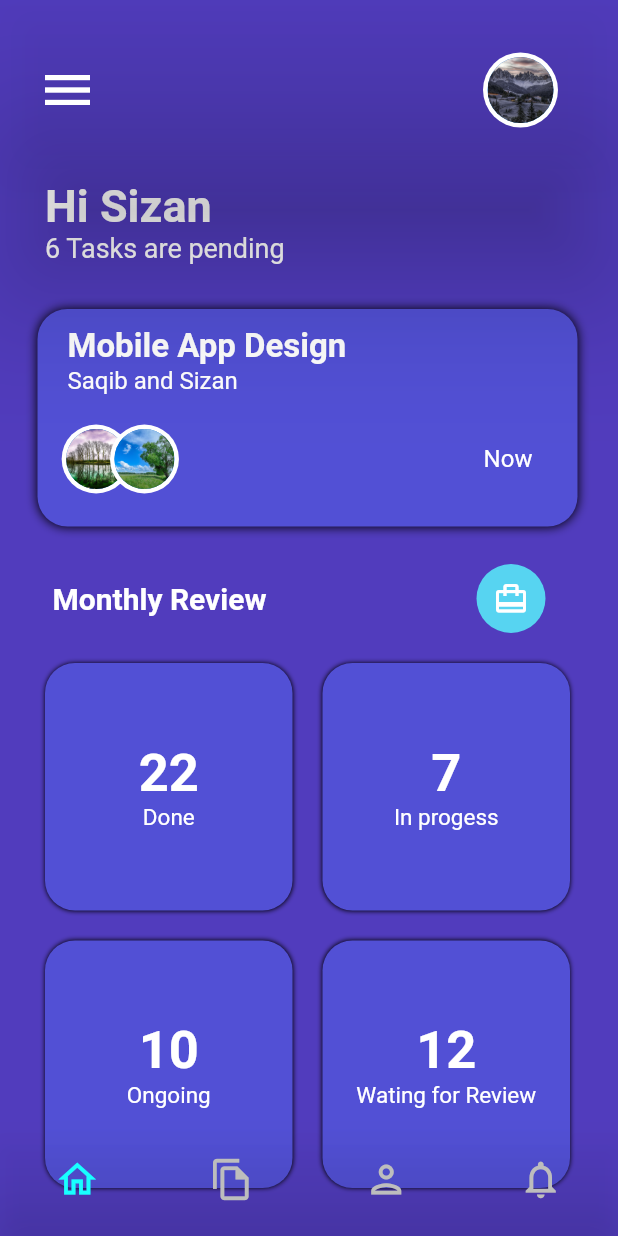
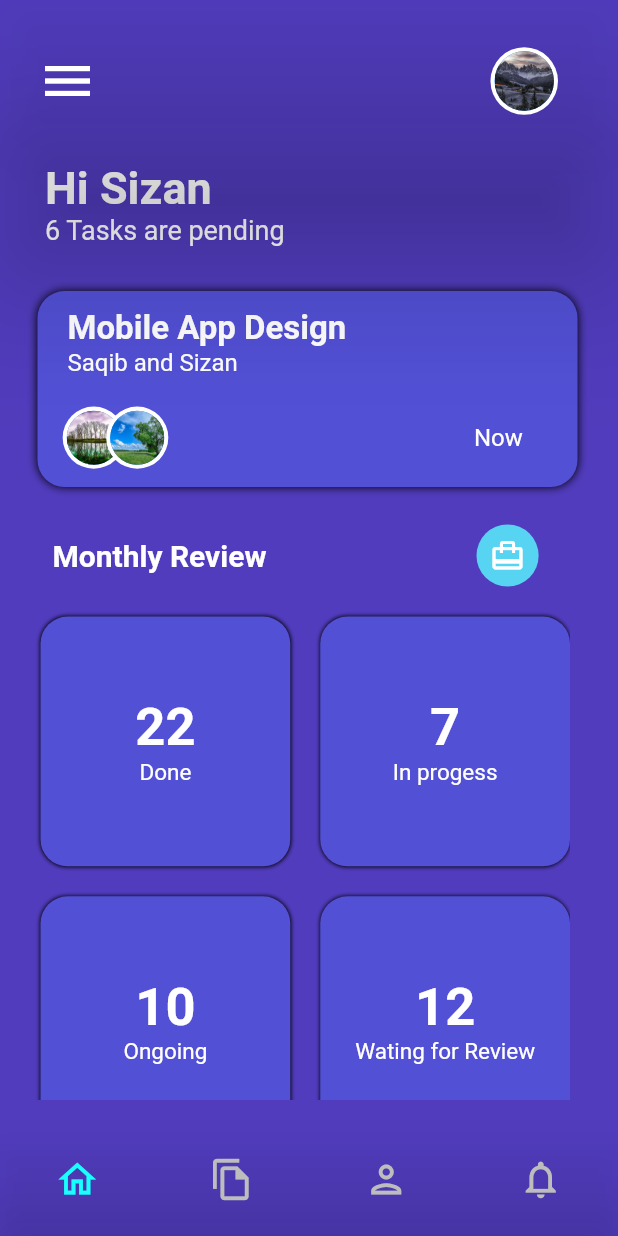
Before and after one commit to Saqib-Sizan-Khan/Flutter_repo, a Flutter app: the DemoUI screen opened directly, on a phone screen of 412 x 824 dp. Run offline on Flutter 3.47's test engine with Material 2 defaults, Android fonts, the phone set to English and light mode, and no system bars; our stand-ins replace floating_bottom_navigation_bar, flutter_screenutil, font_awesome_flutter, percent_indicator.

Commit message:
Responsive UI added

```diff
--- a/flutter_UI_design/lib/UI_Design/demoUI.dart
+++ b/flutter_UI_design/lib/UI_Design/demoUI.dart
@@ -1,4 +1,5 @@
 import 'package:flutter/material.dart';
+import 'package:flutter_screenutil/flutter_screenutil.dart';
 
 class DemoUI extends StatelessWidget {
   const DemoUI({Key? key}) : super(key: key);
@@ -13,30 +14,32 @@ class DemoUI extends StatelessWidget {
     var arDate = [22, 7, 10, 12];
     var arStatus = ['Done', 'In progess', 'Ongoing', 'Wating for Review'];
 
+    ScreenUtil.init(context, designSize: const Size(412, 915));
+
     return Scaffold(
       backgroundColor: Color(0xff513CBD),
       appBar: AppBar(
-        toolbarHeight: 120,
+        toolbarHeight: 120.h,
         elevation: 40,
         backgroundColor: Colors.transparent,
         leading: Padding(
           padding: const EdgeInsets.only(left: 25),
           child: Icon(
             Icons.menu_sharp,
-            size: 40,
+            size: 40.sp,
           ),
         ),
         actions: [
           CircleAvatar(
-            radius: 25,
+            radius: 25.r,
             backgroundColor: Colors.white,
             child: CircleAvatar(
-              radius: 22,
+              radius: 22.r,
               backgroundImage: AssetImage('assets/images/25.jpg'),
             ),
           ),
           SizedBox(
-            width: 40,
+            width: 40.w,
           )
         ],
       ),
@@ -48,7 +51,7 @@ class DemoUI extends StatelessWidget {
             child: Text(
               'Hi Sizan',
               style: TextStyle(
-                  fontSize: 30,
+                  fontSize: 30.sp,
                   fontWeight: FontWeight.bold,
                   color: Colors.white),
             ),
@@ -57,19 +60,19 @@ class DemoUI extends StatelessWidget {
             padding: const EdgeInsets.only(left: 30),
             child: Text(
               '6 Tasks are pending',
-              style: TextStyle(fontSize: 18, color: Colors.white),
+              style: TextStyle(fontSize: 18.sp, color: Colors.white),
             ),
           ),
 
           //task pending box
           Container(
             margin: EdgeInsets.only(left: 25, top: 30),
-            height: 145,
-            width: 360,
+            height: 145.h,
+            width: 360.w,
             decoration: BoxDecoration(
                 color: Color(0xff5250D5),
-                borderRadius: BorderRadius.circular(20),
-                boxShadow: [BoxShadow(blurRadius: 5)]),
+                borderRadius: BorderRadius.circular(20.r),
+                boxShadow: [BoxShadow(blurRadius: 5.r)]),
             child: Column(
               crossAxisAlignment: CrossAxisAlignment.start,
               children: [
@@ -78,7 +81,7 @@ class DemoUI extends StatelessWidget {
                   child: Text(
                     'Mobile App Design',
                     style: TextStyle(
-                        fontSize: 22,
+                        fontSize: 22.sp,
                         fontWeight: FontWeight.bold,
                         color: Colors.white),
                   ),
@@ -87,7 +90,7 @@ class DemoUI extends StatelessWidget {
                   padding: const EdgeInsets.only(left: 20),
                   child: Text(
                     'Saqib and Sizan',
-                    style: TextStyle(fontSize: 16, color: Colors.white),
+                    style: TextStyle(fontSize: 16.sp, color: Colors.white),
                   ),
                 ),
                 Padding(
@@ -98,20 +101,20 @@ class DemoUI extends StatelessWidget {
                         Align(
                           widthFactor: 0.7,
                           child: CircleAvatar(
-                            radius: 23,
+                            radius: 23.r,
                             backgroundColor: Colors.white,
                             child: CircleAvatar(
-                              radius: 20,
+                              radius: 20.r,
                               backgroundImage: arImage[i],
                             ),
                           ),
                         ),
                       SizedBox(
-                        width: 210,
+                        width: 210.w
                       ),
                       Text(
                         'Now',
-                        style: TextStyle(fontSize: 16, color: Colors.white),
+                        style: TextStyle(fontSize: 16.sp, color: Colors.white),
                       )
                     ],
                   ),
@@ -129,18 +132,18 @@ class DemoUI extends StatelessWidget {
                   'Monthly Review',
                   style: TextStyle(
                       fontWeight: FontWeight.bold,
-                      fontSize: 20,
+                      fontSize: 20.sp,
                       color: Colors.white),
                 ),
               ),
               SizedBox(
-                width: 140,
+                width: 140.w,
               ),
               Padding(
                 padding: const EdgeInsets.only(top: 25),
                 child: CircleAvatar(
                   backgroundColor: Color(0xff57D4F1),
-                  radius: 23,
+                  radius: 23.r,
                   child: Icon(
                     Icons.card_travel_outlined,
                     color: Colors.white,
@@ -152,35 +155,35 @@ class DemoUI extends StatelessWidget {
 
           //Tasks Grid
           Container(
-            height: 380,
-            width: 380,
+            height: 380.h,
+            width: 380.w,
             child: GridView.builder(
                 itemCount: arDate.length,
-                padding: EdgeInsets.only(left: 30, top: 20),
+                padding: EdgeInsets.only(left: 30.h, top: 20.w),
                 gridDelegate: SliverGridDelegateWithFixedCrossAxisCount(
                   crossAxisCount: 2,
                   crossAxisSpacing: 20,
-                  mainAxisSpacing: 20,
+                  mainAxisSpacing: 20
                 ),
                 itemBuilder: (context, index) {
                   return Container(
                     decoration: BoxDecoration(
                         color: Color(0xff5250D5),
-                        borderRadius: BorderRadius.circular(20),
-                        boxShadow: [BoxShadow(blurRadius: 2)]),
+                        borderRadius: BorderRadius.circular(20.r),
+                        boxShadow: [BoxShadow(blurRadius: 2.r)]),
                     child: Column(
                       mainAxisAlignment: MainAxisAlignment.center,
                       children: [
                         Text(
                           arDate[index].toString(),
                           style: TextStyle(
-                              fontSize: 35,
+                              fontSize: 35.sp,
                               fontWeight: FontWeight.bold,
                               color: Colors.white),
                         ),
                         Text(
                           arStatus[index],
-                          style: TextStyle(fontSize: 15, color: Colors.white),
+                          style: TextStyle(fontSize: 15.sp, color: Colors.white),
                         ),
                       ],
                     ),
@@ -196,7 +199,7 @@ class DemoUI extends StatelessWidget {
         unselectedItemColor: Colors.grey[400],
         elevation: 25,
         type: BottomNavigationBarType.fixed,
-        iconSize: 30,
+        iconSize: 30.sp,
         items: <BottomNavigationBarItem>[
           BottomNavigationBarItem(icon: Icon(Icons.home_outlined), label: ''),
           BottomNavigationBarItem(
--- a/flutter_UI_design/lib/main.dart
+++ b/flutter_UI_design/lib/main.dart
@@ -1,4 +1,5 @@
 import 'package:flutter/material.dart';
+import 'package:flutter_screenutil/flutter_screenutil.dart';
 import 'package:test_etl1/Doctor_Appointment_App/daa_doctor_profile.dart';
 import 'package:test_etl1/Doctor_Appointment_App/daa_patient_details.dart';
 import 'package:test_etl1/Doctor_Appointment_App/daa_start_page.dart';
@@ -41,9 +42,15 @@ class MyApp extends StatelessWidget {
   // This widget is the root of your application.
   @override
   Widget build(BuildContext context) {
-    return MaterialApp(
-      debugShowCheckedModeBanner: false,
-      home: DAA_Doctor_Profile(),
-    );
+    return ScreenUtilInit(
+        designSize: Size(412, 915),
+        minTextAdapt: true,
+        splitScreenMode: true,
+        builder: (context, child) {
+          return MaterialApp(
+            debugShowCheckedModeBanner: false,
+            home: DemoUI(),
+          );
+        });
   }
 }
--- a/flutter_UI_design/pubspec.yaml
+++ b/flutter_UI_design/pubspec.yaml
@@ -39,6 +39,7 @@ dependencies:
   font_awesome_flutter: ^10.4.0
   percent_indicator: ^4.2.3
   floating_bottom_navigation_bar: ^1.5.2
+  flutter_screenutil: ^5.8.4
 
 dev_dependencies:
   flutter_test:
```
Also changed, not shown: flutter_UI_design/pubspec.lock.
